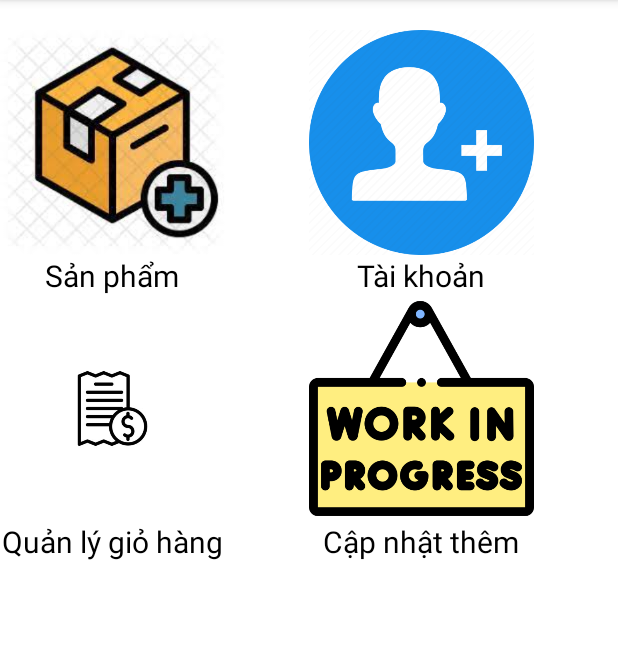
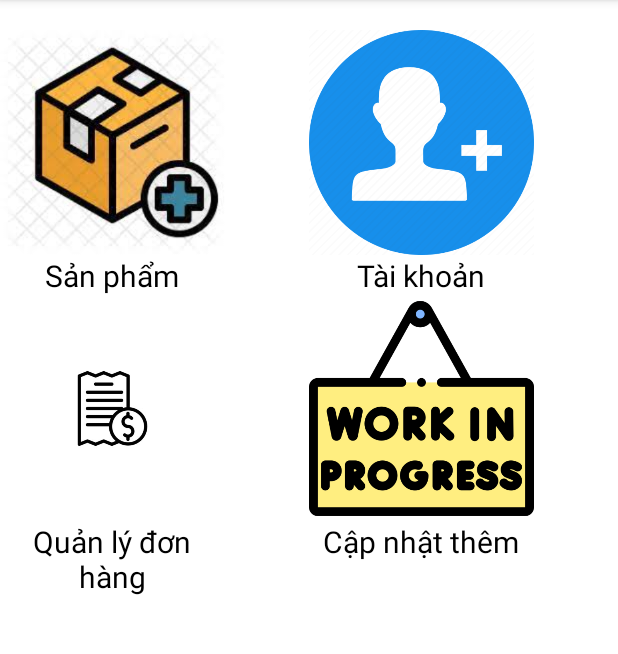
Before and after one commit to bluestome2091/DoAnChuyenNghanh, an Android app: the AdminCategoryActivity screen opened directly, with no data from a screen before it, on a phone screen of 412 x 824 dp, the part 84-738 px from its top. Run offline under Robolectric (Android 15) with nearby library versions, the phone set to English and light mode, and no system bars.

Commit message:
Sửa giao diện

```diff
--- a/app/src/main/java/vn/stu/edu/doancn/admin/AdminAddProductActivity.java
+++ b/app/src/main/java/vn/stu/edu/doancn/admin/AdminAddProductActivity.java
@@ -78,7 +78,7 @@ public class AdminAddProductActivity extends AppCompatActivity {
         btnExit.setOnClickListener(new View.OnClickListener() {
             @Override
             public void onClick(View v) {
-                Intent intent = new Intent(AdminAddProductActivity.this, AdapterProductAdmin.class);
+                Intent intent = new Intent(AdminAddProductActivity.this, AdminManagerProduct.class);
                 startActivity(intent);
                 finish();
             }
--- a/app/src/main/java/vn/stu/edu/doancn/admin/AdminCategoryActivity.java
+++ b/app/src/main/java/vn/stu/edu/doancn/admin/AdminCategoryActivity.java
@@ -17,7 +17,7 @@ public class AdminCategoryActivity extends AppCompatActivity {
 
     RelativeLayout relativeLogout;
     LinearLayout sanpham, taikhoan, giohang;
-    String checkPermission = "123";
+    String checkPermission = "Admin";
 
     @Override
     protected void onCreate(Bundle savedInstanceState) {
--- a/app/src/main/java/vn/stu/edu/doancn/admin/AdminDetailsProduct.java
+++ b/app/src/main/java/vn/stu/edu/doancn/admin/AdminDetailsProduct.java
@@ -101,7 +101,7 @@ public class AdminDetailsProduct extends AppCompatActivity {
         btnExit.setOnClickListener(new View.OnClickListener() {
             @Override
             public void onClick(View v) {
-                Intent intent = new Intent(AdminDetailsProduct.this, AdapterProductAdmin.class);
+                Intent intent = new Intent(AdminDetailsProduct.this, AdminManagerProduct.class);
                 startActivity(intent);
                 finish();
             }
--- a/app/src/main/res/layout/activity_admin_category.xml
+++ b/app/src/main/res/layout/activity_admin_category.xml
@@ -128,7 +128,7 @@
                 <TextView
                     android:layout_width="150dp"
                     android:layout_height="wrap_content"
-                    android:text="Quản lý giỏ hàng"
+                    android:text="Quản lý đơn hàng"
                     android:textAlignment="center"
                     android:textColor="@color/black"
                     android:textSize="20sp" />
--- a/app/src/main/res/layout/activity_settings.xml
+++ b/app/src/main/res/layout/activity_settings.xml
@@ -82,6 +82,7 @@
             android:layout_height="wrap_content"
             android:paddingVertical="10dp"
             android:text="Profile"
+            android:textColor="@color/black"
             android:textAlignment="center"
             android:textAllCaps="true"
             android:textSize="10pt"
@@ -204,10 +205,11 @@
             android:layout_width="wrap_content"
             android:layout_height="wrap_content"
             android:layout_alignParentEnd="true"
-            android:layout_marginTop="20dp"
+            android:layout_marginTop="25dp"
             android:layout_marginEnd="24dp"
             android:text="Change"
-            android:textColor="#000000"
+
+            android:textColor="#B71C1C"
             android:textSize="15sp"
             android:textStyle="bold"
             app:layout_constraintEnd_toEndOf="parent"
--- a/app/src/main/res/layout/dialogeditpassword.xml
+++ b/app/src/main/res/layout/dialogeditpassword.xml
@@ -12,7 +12,7 @@
         android:layout_width="match_parent"
         android:layout_height="wrap_content"
         android:paddingVertical="10dp"
-        android:text="Edit your profile"
+        android:text="Edit your password"
         android:textColor="@color/black"
         android:textAlignment="center"
         android:textAllCaps="true"
```
Also changed, not shown: app/src/main/java/vn/stu/edu/doancn/adapter/AdapterAccountAdmin.java (+9 -4 lines), app/src/main/java/vn/stu/edu/doancn/user/SearchProductsActivity.java (+8 -0 lines), app/src/main/res/menu/activity_main_drawer.xml (+1 -6 lines).
